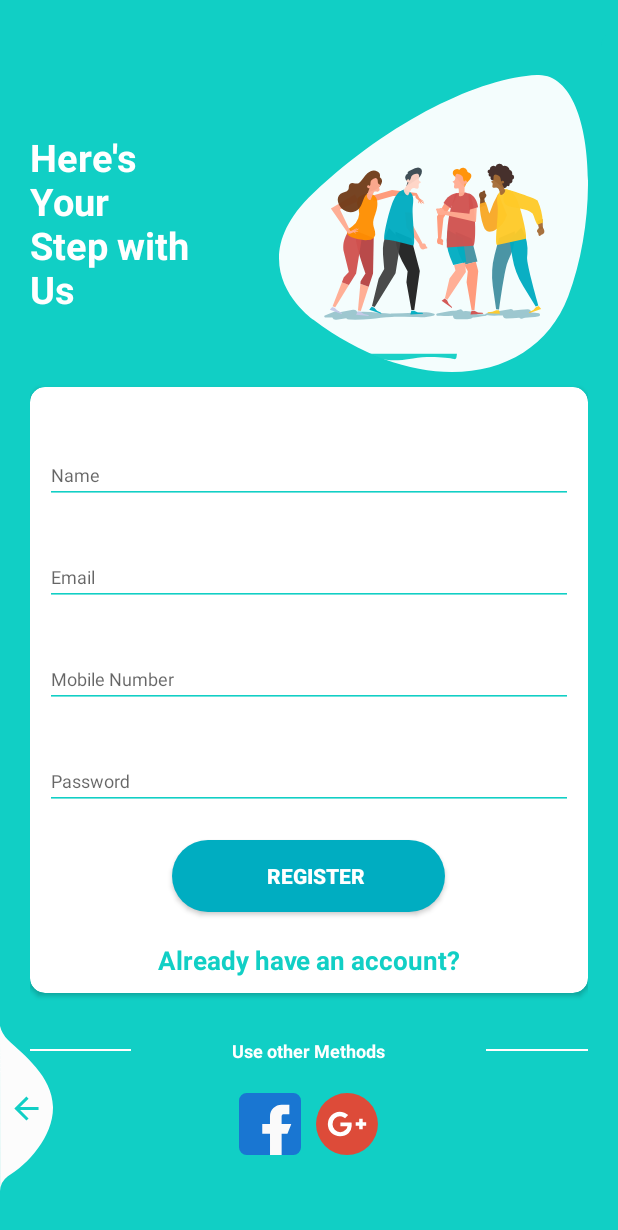
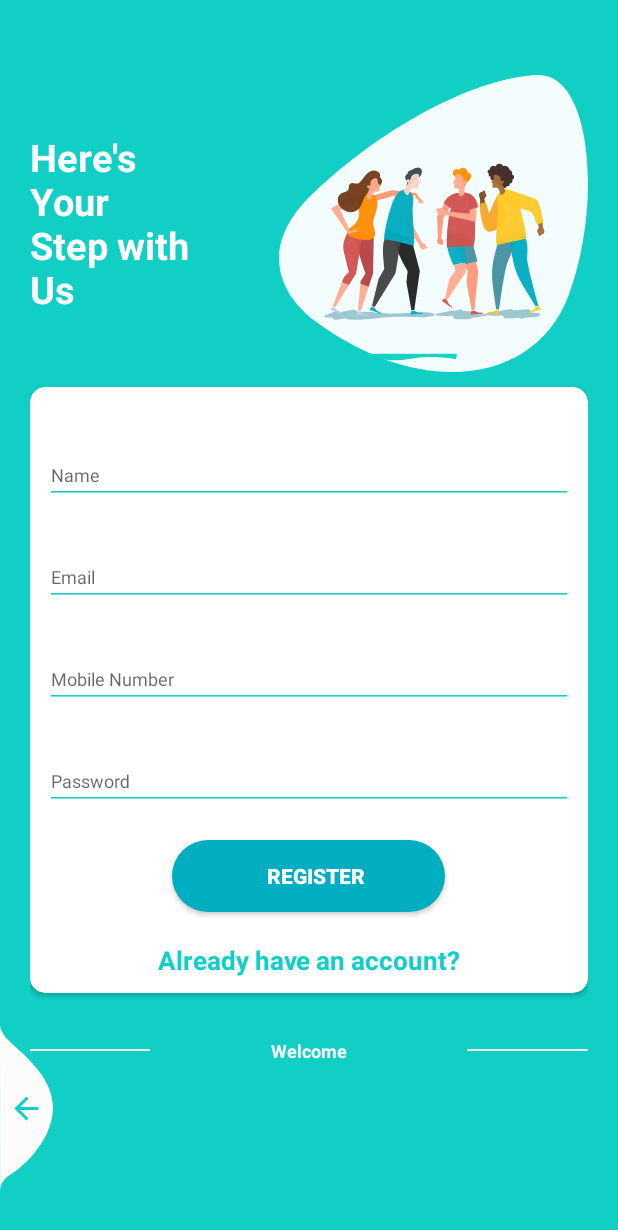
Before and after one commit to CynthiaGichuki/CS-PROJECT1, an Android app: the screen it shows after launch (RegisterActivity), after a tap on "New User?Register Now", on a phone screen of 412 x 824 dp. Shown: the top 1230 px of the screen. Run offline under Robolectric (Android 15) with nearby library versions, the phone set to English and light mode, and no system bars; our stand-ins replace Firebase (no records; nobody signed in at launch, a user with empty details on screens opened directly).

Commit message:
updated login

```diff
--- a/app/src/main/AndroidManifest.xml
+++ b/app/src/main/AndroidManifest.xml
@@ -13,12 +13,14 @@
         android:allowBackup="true"
         android:icon="@mipmap/ic_launcher"
         android:label="@string/app_name"
-        android:requestLegacyExternalStorage="true"
         android:roundIcon="@mipmap/ic_launcher_round"
         android:supportsRtl="true"
         android:theme="@style/Theme.QRCode">
-        <activity android:name=".ChangePasswordActivity"
+        <activity android:name=".MainActivity"
             android:theme="@style/AppTheme.NoActionBar"></activity>
+        <activity
+            android:name=".ChangePasswordActivity"
+            android:theme="@style/AppTheme.NoActionBar" />
         <activity
             android:name=".ForgetPasswordActivity"
             android:theme="@style/AppTheme.NoActionBar" />
--- a/app/src/main/java/com/example/qrcode/LoginActivity.java
+++ b/app/src/main/java/com/example/qrcode/LoginActivity.java
@@ -10,6 +10,7 @@ import android.text.TextUtils;
 import android.view.View;
 import android.widget.Button;
 import android.widget.EditText;
+import android.widget.ProgressBar;
 import android.widget.TextView;
 import android.widget.Toast;
 
@@ -23,6 +24,7 @@ private EditText email,password;
 private TextView forgetpassword;
 private FirebaseAuth firebaseAuth;
 private Button loginbtn;
+private ProgressBar progressBar;
     @Override
     protected void onCreate(Bundle savedInstanceState) {
         super.onCreate(savedInstanceState);
@@ -30,7 +32,7 @@ private Button loginbtn;
             getWindow().getDecorView().setSystemUiVisibility(View.SYSTEM_UI_FLAG_LIGHT_STATUS_BAR);
         }
         setContentView(R.layout.activity_login);
-
+progressBar=findViewById(R.id.progressbar);
         final Button loginbtn=this.findViewById(R.id.login);
         email=findViewById(R.id.editTextEmail);
         password=findViewById(R.id.editTextPassword);
@@ -60,6 +62,7 @@ private Button loginbtn;
     }
 
     private void login(String tex_email, String tex_password) {
+        progressBar.setVisibility(View.VISIBLE);
         firebaseAuth.signInWithEmailAndPassword(tex_email,tex_password).addOnCompleteListener(new OnCompleteListener<AuthResult>() {
             @Override
             public void onComplete(@NonNull Task<AuthResult> task) {
--- a/app/src/main/java/com/example/qrcode/RegisterActivity.java
+++ b/app/src/main/java/com/example/qrcode/RegisterActivity.java
@@ -12,6 +12,7 @@ import android.view.Window;
 import android.view.WindowManager;
 import android.widget.Button;
 import android.widget.EditText;
+import android.widget.ProgressBar;
 import android.widget.Toast;
 import android.widget.Toolbar;
 
@@ -33,6 +34,7 @@ public class RegisterActivity extends AppCompatActivity {
     private Button registerbtn;
     private FirebaseAuth firebaseAuth;
     private DatabaseReference databaseReference;
+    private ProgressBar progressBar;
 
     @Override
     protected void onCreate(Bundle savedInstanceState) {
@@ -40,7 +42,7 @@ public class RegisterActivity extends AppCompatActivity {
         setContentView(R.layout.activity_register);
         changeStatusBarColor();
         firebaseAuth=FirebaseAuth.getInstance();
-
+progressBar=findViewById(R.id.progressbar);
         fullname=findViewById(R.id.editTextName);
         email=findViewById(R.id.editTextEmail);
         mobile=findViewById(R.id.editTextMobile);
@@ -74,6 +76,7 @@ registerbtn.setOnClickListener(new View.OnClickListener() {
     }
 
     private void register(String fname, String emailaddress, String phnnumber, String pass_word) {
+        progressBar.setVisibility(View.VISIBLE);
      firebaseAuth.createUserWithEmailAndPassword(emailaddress,pass_word).addOnCompleteListener(new OnCompleteListener<AuthResult>() {
          @Override
          public void onComplete(@NonNull  Task<AuthResult> task) {
--- a/app/src/main/res/layout/activity_change_password.xml
+++ b/app/src/main/res/layout/activity_change_password.xml
@@ -27,7 +27,7 @@
             <EditText
                 android:id="@+id/editTextoldPassword"
                 style="@style/modifiedEditText"
-                android:hint="@string/login_password_hint"
+                android:hint="@string/old_password"
                 android:inputType="textPassword"
                 android:maxLines="1" />
         </com.google.android.material.textfield.TextInputLayout>
@@ -38,7 +38,7 @@
             <EditText
                 android:id="@+id/editTextnewPassword"
                 style="@style/modifiedEditText"
-                android:hint="@string/login_password_hint"
+                android:hint="@string/new_password"
                 android:inputType="textPassword"
                 android:maxLines="1" />
         </com.google.android.material.textfield.TextInputLayout>
@@ -49,7 +49,7 @@
             <EditText
                 android:id="@+id/editconfirmTextPassword"
                 style="@style/modifiedEditText"
-                android:hint="@string/login_password_hint"
+                android:hint="@string/confirm_password"
                 android:inputType="textPassword"
                 android:maxLines="1" />
         </com.google.android.material.textfield.TextInputLayout>
--- a/app/src/main/res/layout/activity_register.xml
+++ b/app/src/main/res/layout/activity_register.xml
@@ -92,6 +92,15 @@
                             android:inputType="textPassword"
                             android:maxLines="1" />
                     </com.google.android.material.textfield.TextInputLayout>
+                    <ProgressBar
+                        android:layout_width="50dp"
+                        android:layout_height="50dp"
+                        android:id="@+id/progressbar"
+                        android:layout_gravity="center"
+                        android:indeterminateTint="@color/colorAccent"
+                        android:visibility="gone">
+
+                    </ProgressBar>
                     <Button
                         android:id="@+id/cirRegisterButton"
                         style="@style/loginButton"
@@ -127,7 +136,7 @@
                     android:layout_width="wrap_content"
                     android:layout_height="wrap_content"
                     android:layout_weight="6"
-                    android:text="Use other Methods"
+                    android:text="Welcome"
                     android:textAlignment="center"
                     android:textColor="@color/whiteTextColor"
                     android:textSize="12sp" />
@@ -143,15 +152,7 @@
                 android:layout_marginTop="20dp"
                 android:layout_marginBottom="30dp"
                 android:gravity="center">
-                <ImageView
-                    android:layout_width="wrap_content"
-                    android:layout_height="wrap_content"
-                    android:src="@drawable/ic_facebook" />
-                <ImageView
-                    android:layout_width="wrap_content"
-                    android:layout_height="wrap_content"
-                    android:layout_marginLeft="10dp"
-                    android:src="@drawable/ic_google_plus" />
+
             </LinearLayout>
         </LinearLayout>
     </ScrollView>
--- /dev/null
+++ b/app/src/main/res/layout/menu_header.xml
@@ -0,0 +1,6 @@
+<?xml version="1.0" encoding="utf-8"?>
+<androidx.constraintlayout.widget.ConstraintLayout xmlns:android="http://schemas.android.com/apk/res/android"
+    android:layout_width="match_parent"
+    android:layout_height="match_parent">
+
+</androidx.constraintlayout.widget.ConstraintLayout>
--- a/app/src/main/res/values/strings.xml
+++ b/app/src/main/res/values/strings.xml
@@ -1,8 +1,11 @@
 <resources>
-    <string name="app_name">ModernLogin</string>
+    <string name="app_name">Qr-contacts</string>
     <string name="login_email_hint">Email</string>
     <string name="login_password_hint">Password</string>
     <string name="login">Login</string>
     <string name="new_user_register_now">New User?Register Now</string>
     <string name="open_images">Open images</string>
+    <string name="confirm_password">Confirm Password</string>
+    <string name="new_password">New password</string>
+    <string name="old_password">Old password</string>
 </resources>
```
Also changed, not shown: app/src/main/java/com/example/qrcode/MainActivity.java (added, +15 -0 lines), app/src/main/res/layout/activity_login.xml (+9 -0 lines), app/src/main/res/layout/activity_main.xml (added, +43 -0 lines), app/src/main/res/layout/activity_start2.xml (line endings or trailing spaces).
